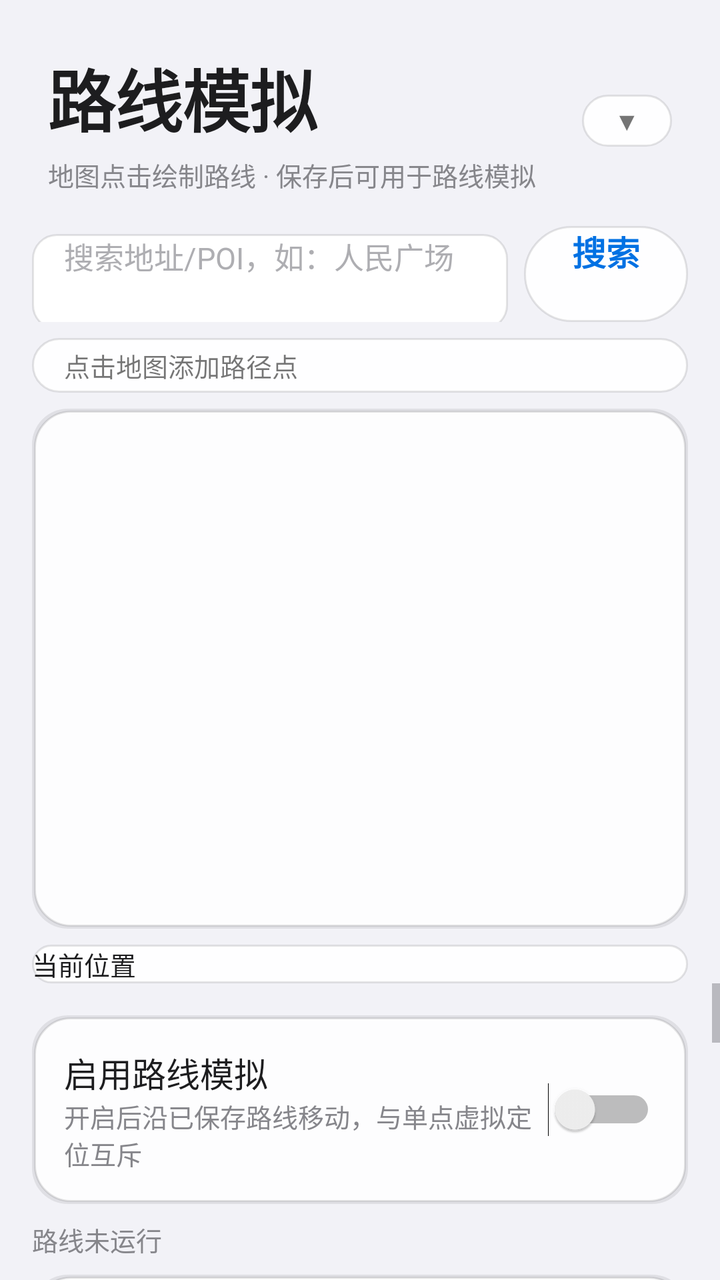
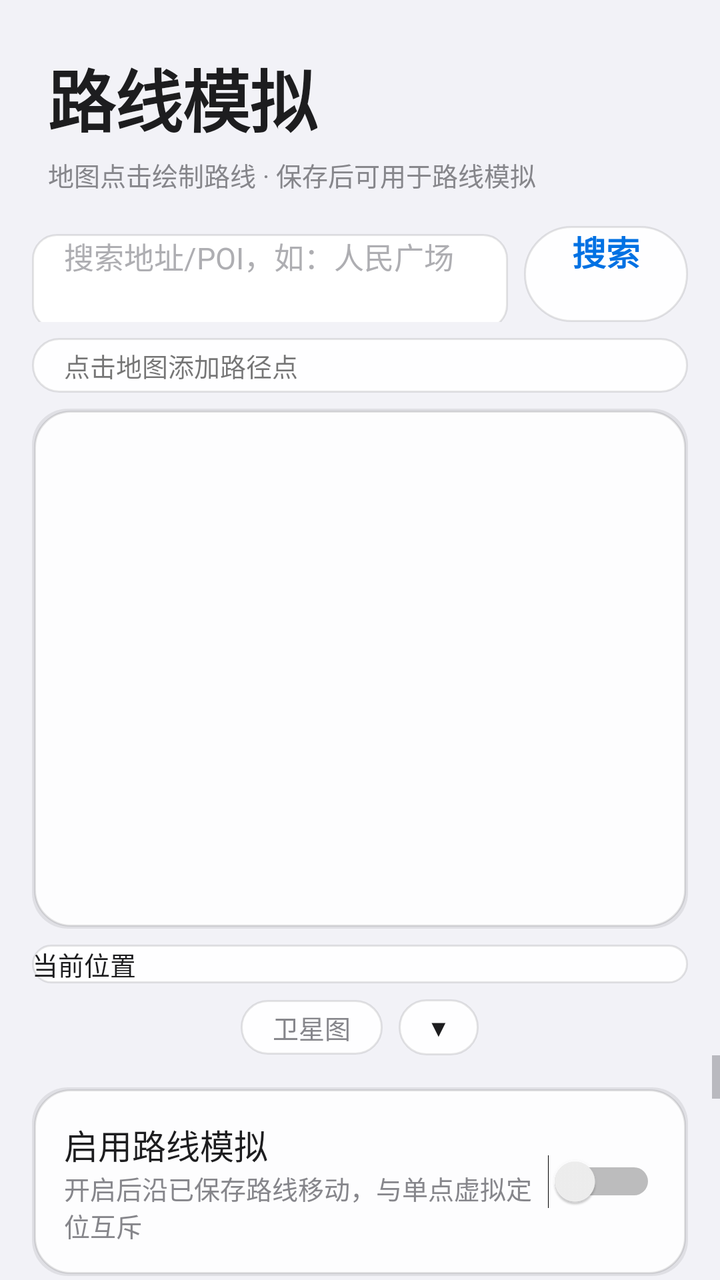

Screens rendered from an Android XML layout before and after an edit, with the pre-edit source and the edit as a unified diff.
<!-- AndroidManifest.xml: application theme Theme.ZVirtualEnv -->
<!-- res/layout/fragment_route.xml -->
<?xml version="1.0" encoding="utf-8"?>
<LinearLayout xmlns:android="http://schemas.android.com/apk/res/android"
    android:layout_width="match_parent"
    android:layout_height="match_parent"
    android:orientation="vertical">

    <LinearLayout
        android:layout_width="match_parent"
        android:layout_height="wrap_content"
        android:gravity="center_vertical"
        android:orientation="horizontal"
        android:paddingStart="@dimen/space_lg"
        android:paddingTop="@dimen/space_lg"
        android:paddingEnd="@dimen/space_lg">

        <LinearLayout
            android:layout_width="0dp"
            android:layout_height="wrap_content"
            android:layout_weight="1"
            android:orientation="vertical">

            <TextView
                android:layout_width="wrap_content"
                android:layout_height="wrap_content"
                android:text="@string/route_title"
                style="@style/Text.Hero" />

            <TextView
                android:layout_width="wrap_content"
                android:layout_height="wrap_content"
                android:layout_marginTop="@dimen/space_xs"
                android:text="@string/route_subtitle"
                style="@style/Text.Caption" />
        </LinearLayout>

        
        <TextView
            android:id="@+id/mapCollapseButton"
            android:layout_width="wrap_content"
            android:layout_height="wrap_content"
            android:layout_marginStart="@dimen/space_sm"
            android:background="@drawable/bg_pill_secondary"
            android:paddingStart="@dimen/space_md"
            android:paddingTop="@dimen/space_xs"
            android:paddingEnd="@dimen/space_md"
            android:paddingBottom="@dimen/space_xs"
            android:text="@string/map_panel_collapse"
            android:textSize="@dimen/text_caption" />
    </LinearLayout>

    
    <LinearLayout
        android:id="@+id/mapPanel"
        android:layout_width="match_parent"
        android:layout_height="wrap_content"
        android:orientation="vertical">

    
    <LinearLayout
        android:layout_width="match_parent"
        android:layout_height="wrap_content"
        android:layout_marginStart="@dimen/space_md"
        android:layout_marginTop="@dimen/space_md"
        android:layout_marginEnd="@dimen/space_md"
        android:orientation="horizontal">

        <EditText
            android:id="@+id/searchInput"
            android:layout_width="0dp"
            android:layout_height="wrap_content"
            android:layout_weight="1"
            android:hint="@string/location_search_hint"
            android:imeOptions="actionSearch"
            android:inputType="text"
            android:maxLines="1"
            style="@style/EditText.Field" />

        <Button
            android:id="@+id/searchButton"
            android:layout_width="wrap_content"
            android:layout_height="wrap_content"
            android:layout_marginStart="@dimen/space_sm"
            android:minWidth="0dp"
            android:text="@string/location_search"
            style="@style/Button.Pill.Secondary" />
    </LinearLayout>

    
    <LinearLayout
        android:id="@+id/searchResults"
        android:layout_width="match_parent"
        android:layout_height="wrap_content"
        android:layout_marginStart="@dimen/space_md"
        android:layout_marginTop="@dimen/space_sm"
        android:layout_marginEnd="@dimen/space_md"
        android:background="@drawable/bg_card"
        android:orientation="vertical"
        android:visibility="gone" />

    
    <TextView
        android:id="@+id/drawHint"
        android:layout_width="match_parent"
        android:layout_height="wrap_content"
        android:layout_marginStart="@dimen/space_md"
        android:layout_marginTop="@dimen/space_sm"
        android:layout_marginEnd="@dimen/space_md"
        android:background="@drawable/bg_pill_secondary"
        android:paddingStart="@dimen/space_md"
        android:paddingTop="@dimen/space_xs"
        android:paddingEnd="@dimen/space_md"
        android:paddingBottom="@dimen/space_xs"
        android:text="@string/route_draw_hint"
        android:textSize="@dimen/text_caption" />

    <FrameLayout
        android:layout_width="match_parent"
        android:layout_height="260dp"
        android:layout_marginStart="@dimen/space_md"
        android:layout_marginTop="@dimen/space_sm"
        android:layout_marginEnd="@dimen/space_md"
        android:background="@drawable/bg_card">

        
        <FrameLayout
            android:id="@+id/mapContainer"
            android:layout_width="match_parent"
            android:layout_height="match_parent" />

        
        <LinearLayout
            android:id="@+id/privacyPrompt"
            android:layout_width="match_parent"
            android:layout_height="match_parent"
            android:background="@color/bg_secondary"
            android:gravity="center"
            android:orientation="vertical"
            android:padding="@dimen/space_lg"
            android:visibility="gone">

            <TextView
                android:layout_width="wrap_content"
                android:layout_height="wrap_content"
                android:gravity="center"
                android:text="@string/route_privacy_prompt"
                android:textColor="@color/text_secondary"
                android:textSize="@dimen/text_body" />
        </LinearLayout>
    </FrameLayout>

    
    <Button
        android:id="@+id/locateButton"
        android:layout_width="match_parent"
        android:layout_height="wrap_content"
        android:layout_marginStart="@dimen/space_md"
        android:layout_marginTop="@dimen/space_sm"
        android:layout_marginEnd="@dimen/space_md"
        android:background="@drawable/bg_pill_secondary"
        android:minWidth="0dp"
        android:text="@string/route_locate"
        android:textSize="@dimen/text_caption" />
    </LinearLayout>

    <ScrollView
        android:layout_width="match_parent"
        android:layout_height="0dp"
        android:layout_weight="1"
        android:overScrollMode="never">

        <LinearLayout
            android:layout_width="match_parent"
            android:layout_height="wrap_content"
            android:orientation="vertical"
            android:padding="@dimen/space_md">

            
            <LinearLayout
                android:layout_width="match_parent"
                android:layout_height="wrap_content"
                android:background="@drawable/bg_card"
                android:gravity="center_vertical"
                android:orientation="horizontal"
                android:padding="@dimen/space_md">

                <LinearLayout
                    android:layout_width="0dp"
                    android:layout_height="wrap_content"
                    android:layout_weight="1"
                    android:orientation="vertical">

                    <TextView
                        android:layout_width="wrap_content"
                        android:layout_height="wrap_content"
                        android:text="@string/route_switch_title"
                        style="@style/Text.Headline" />

                    <TextView
                        android:layout_width="wrap_content"
                        android:layout_height="wrap_content"
                        android:text="@string/route_switch_desc"
                        style="@style/Text.Caption" />
                </LinearLayout>

                <Switch
                    android:id="@+id/routeEnableSwitch"
                    android:layout_width="wrap_content"
                    android:layout_height="wrap_content" />
            </LinearLayout>

            
            <TextView
                android:id="@+id/routeStatusText"
                android:layout_width="match_parent"
                android:layout_height="wrap_content"
                android:layout_marginTop="@dimen/space_sm"
                android:text="@string/route_status_idle"
                style="@style/Text.Caption" />

            
            <LinearLayout
                android:layout_width="match_parent"
                android:layout_height="wrap_content"
                android:layout_marginTop="@dimen/space_sm"
                android:background="@drawable/bg_card"
                android:orientation="vertical"
                android:padding="@dimen/space_md">

                <TextView
                    android:layout_width="wrap_content"
                    android:layout_height="wrap_content"
                    android:text="@string/route_config_title"
                    style="@style/Text.Headline" />

                <LinearLayout
                    android:layout_width="match_parent"
                    android:layout_height="wrap_content"
                    android:layout_marginTop="@dimen/space_sm"
                    android:orientation="horizontal">

                    <EditText
                        android:id="@+id/routeSpeedInput"
                        android:layout_width="0dp"
                        android:layout_height="wrap_content"
                        android:layout_weight="1"
                        android:hint="@string/route_speed_hint"
                        android:inputType="numberDecimal"
                        android:maxLines="1"
                        style="@style/EditText.Field" />

                    <EditText
                        android:id="@+id/routeStepInput"
                        android:layout_width="0dp"
                        android:layout_height="wrap_content"
                        android:layout_marginStart="@dimen/space_sm"
                        android:layout_weight="1"
                        android:hint="@string/route_step_hint"
                        android:inputType="number"
                        android:maxLines="1"
                        style="@style/EditText.Field" />
                </LinearLayout>

                
                <LinearLayout
                    android:layout_width="match_parent"
                    android:layout_height="wrap_content"
                    android:layout_marginTop="@dimen/space_sm"
                    android:orientation="horizontal">

                    <TextView
                        android:id="@+id/presetWalk"
                        android:layout_width="0dp"
                        android:layout_height="wrap_content"
                        android:layout_weight="1"
                        android:background="@drawable/bg_pill_secondary"
                        android:gravity="center"
                        android:paddingTop="@dimen/space_sm"
                        android:paddingBottom="@dimen/space_sm"
                        android:text="@string/route_preset_walk"
                        android:textSize="@dimen/text_caption" />

                    <TextView
                        android:id="@+id/presetRun"
                        android:layout_width="0dp"
                        android:layout_height="wrap_content"
                        android:layout_marginStart="@dimen/space_xs"
                        android:layout_weight="1"
                        android:background="@drawable/bg_pill_secondary"
                        android:gravity="center"
                        android:paddingTop="@dimen/space_sm"
                        android:paddingBottom="@dimen/space_sm"
                        android:text="@string/route_preset_run"
                        android:textSize="@dimen/text_caption" />

                    <TextView
                        android:id="@+id/presetBike"
                        android:layout_width="0dp"
                        android:layout_height="wrap_content"
                        android:layout_marginStart="@dimen/space_xs"
                        android:layout_weight="1"
                        android:background="@drawable/bg_pill_secondary"
                        android:gravity="center"
                        android:paddingTop="@dimen/space_sm"
                        android:paddingBottom="@dimen/space_sm"
                        android:text="@string/route_preset_bike"
                        android:textSize="@dimen/text_caption" />

                    <TextView
                        android:id="@+id/presetDrive"
                        android:layout_width="0dp"
                        android:layout_height="wrap_content"
                        android:layout_marginStart="@dimen/space_xs"
                        android:layout_weight="1"
                        android:background="@drawable/bg_pill_secondary"
                        android:gravity="center"
                        android:paddingTop="@dimen/space_sm"
                        android:paddingBottom="@dimen/space_sm"
                        android:text="@string/route_preset_drive"
                        android:textSize="@dimen/text_caption" />
                </LinearLayout>
            </LinearLayout>

            <EditText
                android:id="@+id/routeNameInput"
                android:layout_width="match_parent"
                android:layout_height="wrap_content"
                android:layout_marginTop="@dimen/space_sm"
                android:hint="@string/route_name_hint"
                style="@style/EditText.Field" />

            <EditText
                android:id="@+id/routeRemarkInput"
                android:layout_width="match_parent"
                android:layout_height="wrap_content"
                android:layout_marginTop="@dimen/space_sm"
                android:hint="@string/route_remark_hint"
                style="@style/EditText.Field" />

            <LinearLayout
                android:layout_width="match_parent"
                android:layout_height="wrap_content"
                android:layout_marginTop="@dimen/space_sm"
                android:orientation="horizontal">

                <Button
                    android:id="@+id/clearButton"
                    android:layout_width="0dp"
                    android:layout_height="wrap_content"
                    android:layout_marginEnd="@dimen/space_xs"
                    android:layout_weight="1"
                    android:text="@string/route_clear"
                    style="@style/Button.Pill.Secondary" />

                <Button
                    android:id="@+id/saveButton"
                    android:layout_width="0dp"
                    android:layout_height="wrap_content"
                    android:layout_marginStart="@dimen/space_xs"
                    android:layout_weight="1"
                    android:text="@string/route_save"
                    style="@style/Button.Pill" />
            </LinearLayout>

            
            <LinearLayout
                android:layout_width="match_parent"
                android:layout_height="wrap_content"
                android:layout_marginTop="@dimen/space_md"
                android:background="@drawable/bg_card"
                android:orientation="vertical"
                android:padding="@dimen/space_md">

                <TextView
                    android:layout_width="wrap_content"
                    android:layout_height="wrap_content"
                    android:text="@string/float_open"
                    style="@style/Text.Headline" />

                <TextView
                    android:layout_width="wrap_content"
                    android:layout_height="wrap_content"
                    android:layout_marginTop="@dimen/space_xs"
                    android:text="@string/float_open_desc"
                    style="@style/Text.Caption" />

                <LinearLayout
                    android:layout_width="match_parent"
                    android:layout_height="wrap_content"
                    android:layout_marginTop="@dimen/space_sm"
                    android:orientation="horizontal">

                    <Button
                        android:id="@+id/floatWindowButton"
                        android:layout_width="0dp"
                        android:layout_height="wrap_content"
                        android:layout_weight="1"
                        android:text="@string/float_open"
                        style="@style/Button.Pill" />

                    <Button
                        android:id="@+id/closeFloatButton"
                        android:layout_width="0dp"
                        android:layout_height="wrap_content"
                        android:layout_marginStart="@dimen/space_sm"
                        android:layout_weight="1"
                        android:text="@string/float_close_window"
                        style="@style/Button.Pill.Secondary" />
                </LinearLayout>
            </LinearLayout>

            <LinearLayout
                android:layout_width="match_parent"
                android:layout_height="wrap_content"
                android:layout_marginTop="@dimen/space_md"
                android:background="@drawable/bg_card"
                android:orientation="vertical"
                android:padding="@dimen/space_md">

                <TextView
                    android:layout_width="wrap_content"
                    android:layout_height="wrap_content"
                    android:text="@string/route_saved_title"
                    style="@style/Text.Headline" />

                <TextView
                    android:id="@+id/savedRoutesEmpty"
                    android:layout_width="match_parent"
                    android:layout_height="wrap_content"
                    android:layout_marginTop="@dimen/space_sm"
                    android:text="@string/route_saved_empty"
                    android:textColor="@color/text_secondary"
                    style="@style/Text.Caption" />

                <LinearLayout
                    android:id="@+id/savedRouteList"
                    android:layout_width="match_parent"
                    android:layout_height="wrap_content"
                    android:orientation="vertical" />
            </LinearLayout>
        </LinearLayout>
    </ScrollView>
</LinearLayout>
<!-- resources referenced by this layout -->
<resources>
  <color name="bg_secondary">#FFFFFF</color>
  <color name="text_secondary">#86868B</color>
  <dimen name="space_lg">24dp</dimen>
  <dimen name="space_md">16dp</dimen>
  <dimen name="space_sm">8dp</dimen>
  <dimen name="space_xs">4dp</dimen>
  <dimen name="text_body">15sp</dimen>
  <dimen name="text_caption">13sp</dimen>
  <string name="float_close_window">关闭悬浮窗</string>
  <string name="float_open">显示悬浮窗</string>
  <string name="float_open_desc">摇杆移动 + 路线启停重置 + 速度/步频设置</string>
  <string name="location_search">搜索</string>
  <string name="location_search_hint">搜索地址/POI，如：人民广场</string>
  <string name="map_panel_collapse">▼</string>
  <string name="route_clear">清空</string>
  <string name="route_config_title">速度 / 步频</string>
  <string name="route_draw_hint">点击地图添加路径点</string>
  <string name="route_locate">当前位置</string>
  <string name="route_name_hint">路线名称，如：学校→公园</string>
  <string name="route_preset_bike">自行车</string>
  <string name="route_preset_drive">驾车</string>
  <string name="route_preset_run">跑步</string>
  <string name="route_preset_walk">步行</string>
  <string name="route_privacy_prompt">地图功能需要先阅读并同意高德隐私政策\n请前往「设置」页勾选同意后返回</string>
  <string name="route_remark_hint">备注（可选），如：步行通勤路线</string>
  <string name="route_save">保存路线</string>
  <string name="route_saved_empty">暂无已保存路线</string>
  <string name="route_saved_title">已保存路线</string>
  <string name="route_speed_hint">速度 km/h</string>
  <string name="route_status_idle">路线未运行</string>
  <string name="route_step_hint">步频 步/分</string>
  <string name="route_subtitle">地图点击绘制路线 · 保存后可用于路线模拟</string>
  <string name="route_switch_desc">开启后沿已保存路线移动，与单点虚拟定位互斥</string>
  <string name="route_switch_title">启用路线模拟</string>
  <string name="route_title">路线模拟</string>
  <style name="EditText.Field" parent="">
          <item name="android:background">@drawable/bg_field</item>
          <item name="android:minHeight">@dimen/touch_min</item>
          <item name="android:paddingStart">@dimen/space_md</item>
          <item name="android:paddingEnd">@dimen/space_md</item>
          <item name="android:textSize">@dimen/text_body</item>
          <item name="android:textColor">@color/text_primary</item>
          <item name="android:textColorHint">@color/text_tertiary</item>
      </style>
  <style name="Text.Caption" parent="android:TextAppearance.Material">
          <item name="android:textSize">@dimen/text_caption</item>
          <item name="android:textColor">@color/text_secondary</item>
      </style>
  <style name="Text.Headline" parent="android:TextAppearance.Material">
          <item name="android:textSize">@dimen/text_headline</item>
          <item name="android:textStyle">normal</item>
          <item name="android:textColor">@color/text_primary</item>
      </style>
  <style name="Text.Hero" parent="android:TextAppearance.Material">
          <item name="android:textSize">@dimen/text_hero</item>
          <item name="android:textStyle">bold</item>
          <item name="android:textColor">@color/text_primary</item>
          <item name="android:letterSpacing">-0.01</item>
      </style>
  <dimen name="radius_card">18dp</dimen>
  <color name="glass_shadow">#14000000</color>
  <color name="card_fill">#F2FFFFFF</color>
  <color name="card_border">#1A000000</color>
  <dimen name="radius_pill">980dp</dimen>
  <color name="bg_tertiary">#E5E5EA</color>
  <dimen name="touch_min">48dp</dimen>
  <dimen name="text_headline">17sp</dimen>
  <color name="accent">#0071E3</color>
  <color name="text_primary">#1D1D1F</color>
  <color name="text_tertiary">#AEAEB2</color>
  <dimen name="text_hero">34sp</dimen>
  <color name="bg_primary">#F2F2F7</color>
  <color name="accent_press">#0A5DC2</color>
  <dimen name="radius_control">12dp</dimen>
</resources>

<!-- the commit's change to res/layout/fragment_route.xml (unified diff, before → after) -->
@@ -32,20 +32,6 @@
                 android:text="@string/route_subtitle"
                 style="@style/Text.Caption" />
         </LinearLayout>
-
-        
-        <TextView
-            android:id="@+id/mapCollapseButton"
-            android:layout_width="wrap_content"
-            android:layout_height="wrap_content"
-            android:layout_marginStart="@dimen/space_sm"
-            android:background="@drawable/bg_pill_secondary"
-            android:paddingStart="@dimen/space_md"
-            android:paddingTop="@dimen/space_xs"
-            android:paddingEnd="@dimen/space_md"
-            android:paddingBottom="@dimen/space_xs"
-            android:text="@string/map_panel_collapse"
-            android:textSize="@dimen/text_caption" />
     </LinearLayout>
 
     
@@ -160,6 +146,42 @@
         android:minWidth="0dp"
         android:text="@string/route_locate"
         android:textSize="@dimen/text_caption" />
+
+    
+    <LinearLayout
+        android:layout_width="match_parent"
+        android:layout_height="wrap_content"
+        android:layout_marginStart="@dimen/space_md"
+        android:layout_marginTop="@dimen/space_sm"
+        android:layout_marginEnd="@dimen/space_md"
+        android:gravity="center"
+        android:orientation="horizontal">
+
+        <TextView
+            android:id="@+id/satelliteToggle"
+            android:layout_width="wrap_content"
+            android:layout_height="wrap_content"
+            android:background="@drawable/bg_pill_secondary"
+            android:gravity="center"
+            android:paddingStart="@dimen/space_md"
+            android:paddingTop="@dimen/space_xs"
+            android:paddingEnd="@dimen/space_md"
+            android:paddingBottom="@dimen/space_xs"
+            android:text="@string/map_satellite"
+            android:textColor="@color/text_secondary"
+            android:textSize="@dimen/text_caption" />
+
+        <TextView
+            android:id="@+id/mapCollapseButton"
+            android:layout_width="40dp"
+            android:layout_height="28dp"
+            android:layout_marginStart="@dimen/space_sm"
+            android:background="@drawable/bg_pill_secondary"
+            android:gravity="center"
+            android:text="@string/map_panel_collapse"
+            android:textColor="@color/text_primary"
+            android:textSize="12sp" />
+    </LinearLayout>
     </LinearLayout>
 
     <ScrollView
@@ -361,53 +383,6 @@
                     style="@style/Button.Pill" />
             </LinearLayout>
 
-            
-            <LinearLayout
-                android:layout_width="match_parent"
-                android:layout_height="wrap_content"
-                android:layout_marginTop="@dimen/space_md"
-                android:background="@drawable/bg_card"
-                android:orientation="vertical"
-                android:padding="@dimen/space_md">
-
-                <TextView
-                    android:layout_width="wrap_content"
-                    android:layout_height="wrap_content"
-                    android:text="@string/float_open"
-                    style="@style/Text.Headline" />
-
-                <TextView
-                    android:layout_width="wrap_content"
-                    android:layout_height="wrap_content"
-                    android:layout_marginTop="@dimen/space_xs"
-                    android:text="@string/float_open_desc"
-                    style="@style/Text.Caption" />
-
-                <LinearLayout
-                    android:layout_width="match_parent"
-                    android:layout_height="wrap_content"
-                    android:layout_marginTop="@dimen/space_sm"
-                    android:orientation="horizontal">
-
-                    <Button
-                        android:id="@+id/floatWindowButton"
-                        android:layout_width="0dp"
-                        android:layout_height="wrap_content"
-                        android:layout_weight="1"
-                        android:text="@string/float_open"
-                        style="@style/Button.Pill" />
-
-                    <Button
-                        android:id="@+id/closeFloatButton"
-                        android:layout_width="0dp"
-                        android:layout_height="wrap_content"
-                        android:layout_marginStart="@dimen/space_sm"
-                        android:layout_weight="1"
-                        android:text="@string/float_close_window"
-                        style="@style/Button.Pill.Secondary" />
-                </LinearLayout>
-            </LinearLayout>
-
             <LinearLayout
                 android:layout_width="match_parent"
                 android:layout_height="wrap_content"
<!-- resource entries referenced after the edit -->
@@ -1,6 +1,7 @@
 <!-- resources referenced by this layout -->
 <resources>
   <color name="bg_secondary">#FFFFFF</color>
+  <color name="text_primary">#1D1D1F</color>
   <color name="text_secondary">#86868B</color>
   <dimen name="space_lg">24dp</dimen>
   <dimen name="space_md">16dp</dimen>
@@ -8,12 +9,10 @@
   <dimen name="space_xs">4dp</dimen>
   <dimen name="text_body">15sp</dimen>
   <dimen name="text_caption">13sp</dimen>
-  <string name="float_close_window">关闭悬浮窗</string>
-  <string name="float_open">显示悬浮窗</string>
-  <string name="float_open_desc">摇杆移动 + 路线启停重置 + 速度/步频设置</string>
   <string name="location_search">搜索</string>
   <string name="location_search_hint">搜索地址/POI，如：人民广场</string>
   <string name="map_panel_collapse">▼</string>
+  <string name="map_satellite">卫星图</string>
   <string name="route_clear">清空</string>
   <string name="route_config_title">速度 / 步频</string>
   <string name="route_draw_hint">点击地图添加路径点</string>
@@ -68,7 +67,6 @@
   <dimen name="touch_min">48dp</dimen>
   <dimen name="text_headline">17sp</dimen>
   <color name="accent">#0071E3</color>
-  <color name="text_primary">#1D1D1F</color>
   <color name="text_tertiary">#AEAEB2</color>
   <dimen name="text_hero">34sp</dimen>
   <color name="bg_primary">#F2F2F7</color>
